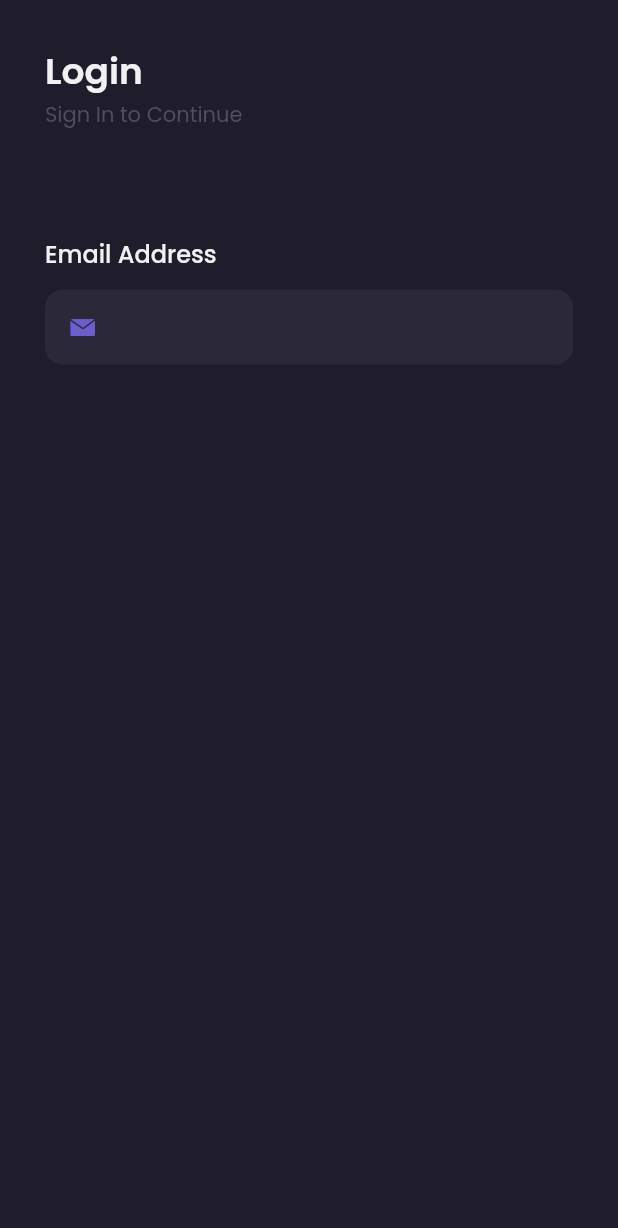
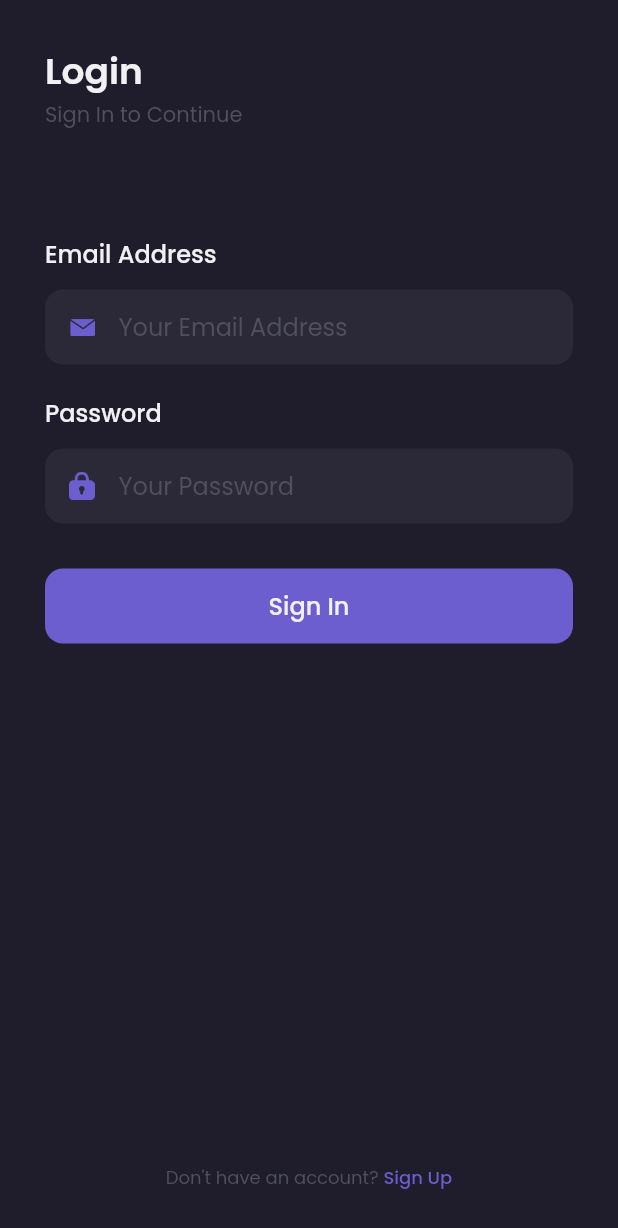
Before and after one commit to kevinrisqi/flutter-shamo, a Flutter app: the screen it shows after launch, on a phone screen of 412 x 824 dp. Shown: the top 1228 px of the screen. Run offline on Flutter 3.47's test engine with Material 2 defaults, Android fonts, the phone set to English and light mode, and no system bars; our stand-ins replace google_fonts.

Commit message:
Complete SignIn Page

```diff
--- a/lib/pages/sign_in_page.dart
+++ b/lib/pages/sign_in_page.dart
@@ -8,6 +8,7 @@ class SignInPage extends StatelessWidget {
   Widget build(BuildContext context) {
     return Scaffold(
       backgroundColor: bgColor1,
+      resizeToAvoidBottomInset: false,
       body: SafeArea(
         child: Container(
           margin: EdgeInsets.symmetric(
@@ -21,9 +22,124 @@ class SignInPage extends StatelessWidget {
                 height: 70,
               ),
               emailInput(),
+              SizedBox(
+                height: 20,
+              ),
+              passwordInput(),
+              SizedBox(
+                height: defaultMargin,
+              ),
+              signInButton(),
+              Spacer(),
+              footer(),
             ],
           ),
         ),
+      ),
+    );
+  }
+}
+
+Widget footer() {
+  return Container(
+    margin: EdgeInsets.only(bottom: 30),
+    child: Row(
+      mainAxisAlignment: MainAxisAlignment.center,
+      children: [
+        Text(
+          'Don\'t have an account? ',
+          style: subtitleTextStyle.copyWith(
+            fontSize: 12,
+          ),
+        ),
+        Text(
+          'Sign Up',
+          style: purpleTextStyle.copyWith(
+            fontSize: 12,
+            fontWeight: medium,
+          ),
+        )
+      ],
+    ),
+  );
+}
+
+Widget signInButton() {
+  return Container(
+    width: double.infinity,
+    height: 50,
+    decoration: BoxDecoration(
+      borderRadius: BorderRadius.circular(12),
+      color: primaryColor,
+    ),
+    child: TextButton(
+      onPressed: () {},
+      child: Text(
+        'Sign In',
+        style: primaryTextStyle.copyWith(
+          fontSize: 16,
+          fontWeight: medium,
+        ),
+      ),
+    ),
+  );
+}
+
+class passwordInput extends StatelessWidget {
+  const passwordInput({
+    Key? key,
+  }) : super(key: key);
+
+  @override
+  Widget build(BuildContext context) {
+    return Container(
+      child: Column(
+        crossAxisAlignment: CrossAxisAlignment.start,
+        children: [
+          Text(
+            'Password',
+            style: primaryTextStyle.copyWith(
+              fontSize: 16,
+              fontWeight: medium,
+            ),
+          ),
+          SizedBox(
+            height: 12,
+          ),
+          Container(
+            height: 50,
+            padding: EdgeInsets.symmetric(
+              horizontal: 16,
+            ),
+            decoration: BoxDecoration(
+              color: bgColor2,
+              borderRadius: BorderRadius.circular(12),
+            ),
+            child: Center(
+              child: Row(
+                children: [
+                  Image.asset(
+                    'assets/icon_password.png',
+                    width: 17,
+                  ),
+                  SizedBox(
+                    width: 16,
+                  ),
+                  Expanded(
+                    child: TextFormField(
+                      style: primaryTextStyle,
+                      obscureText: true,
+                      decoration: InputDecoration.collapsed(
+                        hintText: 'Your Password',
+                        hintStyle: subtitleTextStyle,
+                      ),
+                    ),
+                  ),
+                ],
+              ),
+            ),
+          )
+        ],
       ),
     );
   }
@@ -66,8 +182,18 @@ class emailInput extends StatelessWidget {
                     'assets/icon_email.png',
                     width: 17,
                   ),
-                  SizedBox(width: 16,),
-
+                  SizedBox(
+                    width: 16,
+                  ),
+                  Expanded(
+                    child: TextFormField(
+                      style: primaryTextStyle,
+                      decoration: InputDecoration.collapsed(
+                        hintText: 'Your Email Address',
+                        hintStyle: subtitleTextStyle,
+                      ),
+                    ),
+                  ),
                 ],
               ),
             ),
--- a/lib/theme.dart
+++ b/lib/theme.dart
@@ -30,6 +30,10 @@ TextStyle priceTextStyle = GoogleFonts.poppins(
   color: priceColor,
 );
 
+TextStyle purpleTextStyle = GoogleFonts.poppins(
+  color: primaryColor,
+);
+
 FontWeight light = FontWeight.w300;
 FontWeight regular = FontWeight.w400;
 FontWeight medium = FontWeight.w500;
```
